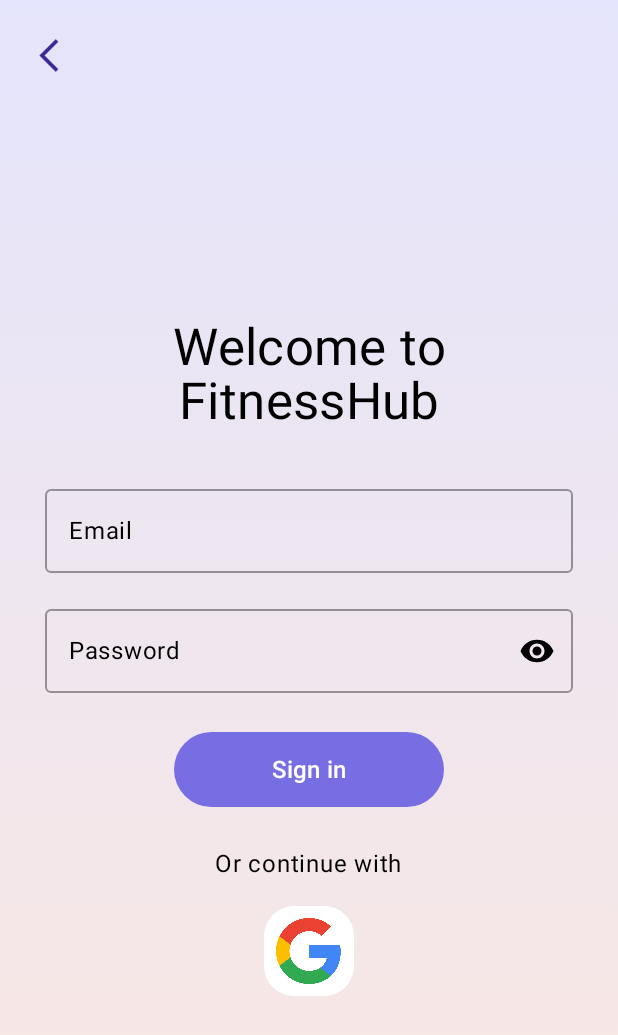
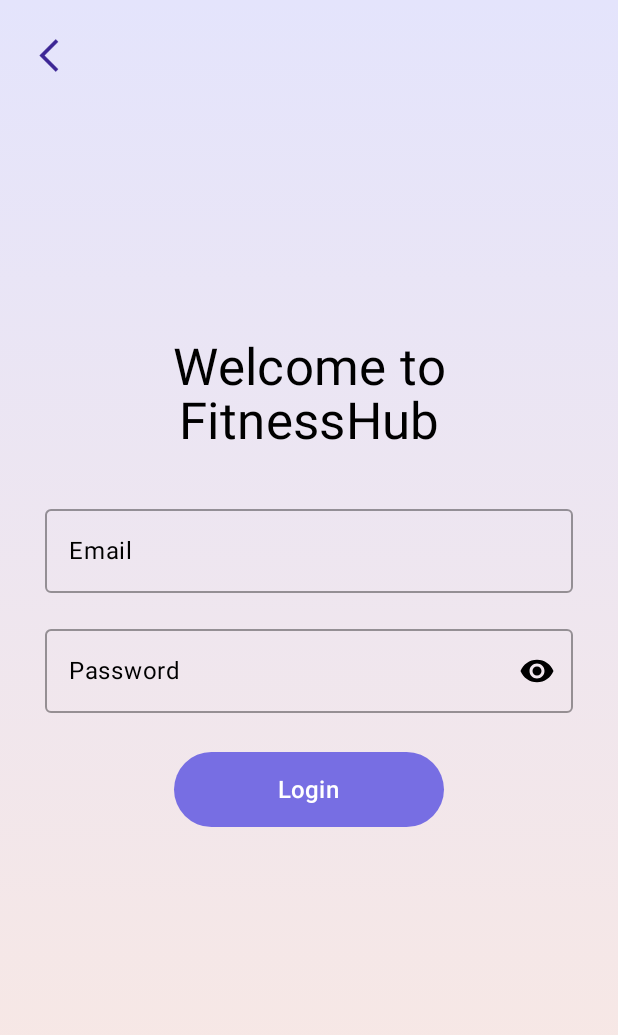
Before and after one commit to Wenshuang-Zhang/FIT5046_Group10, an Android app built with Jetpack Compose: the screen it shows after launch (MainActivity), after a tap on "Login", on a phone screen of 412 x 824 dp. Shown: the top 1035 px of the screen. Run offline under Robolectric (Android 15) with nearby library versions, the phone set to English and light mode, and no system bars; our stand-ins replace Firebase (no records; nobody signed in at launch, a user with empty details on screens opened directly).

Commit message:
Fix some bug

```diff
--- a/FIT5046_A1/app/src/main/java/com/example/a1/LoginScreen.kt
+++ b/FIT5046_A1/app/src/main/java/com/example/a1/LoginScreen.kt
@@ -149,7 +149,7 @@ fun LoginScreen(navController: NavHostController) {
 
             Spacer(modifier = Modifier.height(26.dp))
 
-            //sign in button
+            //Login button
             Button(
                 onClick = {
                     val auth1 = FirebaseAuth.getInstance()
@@ -198,38 +198,11 @@ fun LoginScreen(navController: NavHostController) {
                 shape = RoundedCornerShape(25.dp),
                 colors = ButtonDefaults.buttonColors(containerColor = Color(0xFF776EE3))
             ) {
-                Text(text = "Sign in", color = Color.White, fontSize = 16.sp)
+                Text(text = "Login", color = Color.White, fontSize = 16.sp)
             }
 
+            Spacer(modifier = Modifier.height(100.dp))
 
-            //google sign in icon
-            Spacer(modifier = Modifier.height(26.dp))
-            Text(text = "Or continue with")
-
-            Spacer(modifier = Modifier.height(16.dp))
-
-            Box(
-                contentAlignment = Alignment.Center,
-                modifier = Modifier
-                    .size(width = 60.dp, height = 60.dp)
-                    .background(color = Color.White, shape = RoundedCornerShape(20.dp))
-                    .clickable {
-
-                    }
-            ){
-                Row(
-                    horizontalArrangement = Arrangement.SpaceEvenly,
-                    modifier = Modifier.fillMaxWidth()
-                ) {
-
-                    Image(
-                        painter = painterResource(id = R.drawable.g),
-                        contentDescription = "Google Login",
-                        modifier = Modifier
-                            .size(48.dp)
-                    )
-                }
-            }
         }
     }
 }
```
